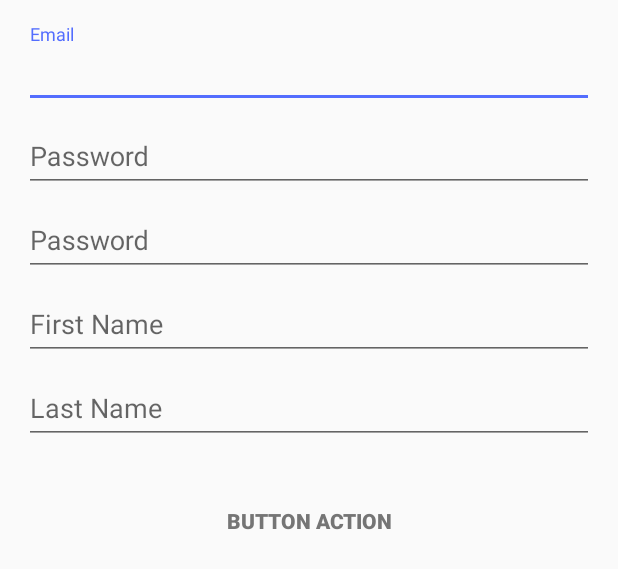
After one commit to konstantinosraptis91/business-card-wallet, an Android app: the layout fragment_user.xml on its own in the app's theme, with its tools: preview values and no code run, on a phone screen of 412 x 824 dp. The commit adds this screen. Shown: the top 569 px of the screen. Run offline under Robolectric (Android 15) with nearby library versions, the phone set to English and light mode, and no system bars.

Commit message:
Update User Implemented

```diff
--- a/app/src/main/java/gr/bcw/business_card_wallet/fragment/AddedBusinessCardsFragment.java
+++ b/app/src/main/java/gr/bcw/business_card_wallet/fragment/AddedBusinessCardsFragment.java
@@ -23,8 +23,6 @@ public class AddedBusinessCardsFragment extends Fragment {
         View view = inflater.inflate(R.layout.fragment_added_business_cards, container, false);
         ListView listView = (ListView) view.findViewById(R.id.addedBusinessCardsListView);
 
-
-
         // Inflate layout for this fragment
         return view;
     }
--- /dev/null
+++ b/app/src/main/res/layout/fragment_user.xml
@@ -0,0 +1,131 @@
+<?xml version="1.0" encoding="utf-8"?>
+<LinearLayout xmlns:android="http://schemas.android.com/apk/res/android"
+    android:layout_width="match_parent"
+    android:layout_height="match_parent"
+    android:gravity="center_horizontal"
+    android:orientation="vertical"
+    android:paddingBottom="@dimen/activity_vertical_margin"
+    android:paddingLeft="@dimen/activity_horizontal_margin"
+    android:paddingRight="@dimen/activity_horizontal_margin"
+    android:paddingTop="@dimen/activity_vertical_margin">
+
+    <ProgressBar
+        android:id="@+id/progress"
+        style="?android:attr/progressBarStyleLarge"
+        android:layout_width="wrap_content"
+        android:layout_height="wrap_content"
+        android:layout_marginBottom="8dp"
+        android:visibility="gone" />
+
+    <ScrollView
+        android:id="@+id/user_form"
+        android:layout_width="match_parent"
+        android:layout_height="match_parent"
+        >
+
+        <LinearLayout
+            android:layout_width="match_parent"
+            android:layout_height="wrap_content"
+            android:orientation="vertical"
+            android:gravity="center">
+
+            <android.support.design.widget.TextInputLayout
+                android:layout_width="match_parent"
+                android:layout_height="wrap_content">
+
+                <EditText
+                    android:id="@+id/email_editText"
+                    android:layout_width="match_parent"
+                    android:layout_height="wrap_content"
+                    android:hint="@string/prompt_email"
+                    android:inputType="textEmailAddress"
+                    android:maxLines="1"
+                    android:textColor="@color/colorPrimaryText" />
+
+            </android.support.design.widget.TextInputLayout>
+
+            <android.support.design.widget.TextInputLayout
+                android:layout_width="match_parent"
+                android:layout_height="wrap_content">
+
+                <EditText
+                    android:id="@+id/password_editText_1"
+                    android:layout_width="match_parent"
+                    android:layout_height="wrap_content"
+                    android:hint="@string/prompt_password"
+                    android:imeActionId="@+id/login"
+                    android:imeActionLabel="@string/action_sign_in_short"
+                    android:imeOptions="actionUnspecified"
+                    android:inputType="textPassword"
+                    android:maxLines="1"
+                    android:textColor="@color/colorPrimaryText" />
+
+            </android.support.design.widget.TextInputLayout>
+
+            <android.support.design.widget.TextInputLayout
+                android:layout_width="match_parent"
+                android:layout_height="wrap_content">
+
+                <EditText
+                    android:id="@+id/password_editText_2"
+                    android:layout_width="match_parent"
+                    android:layout_height="wrap_content"
+                    android:hint="@string/prompt_password"
+                    android:imeActionId="@+id/login"
+                    android:imeActionLabel="@string/action_sign_in_short"
+                    android:imeOptions="actionUnspecified"
+                    android:inputType="textPassword"
+                    android:maxLines="1"
+                    android:textColor="@color/colorPrimaryText" />
+
+            </android.support.design.widget.TextInputLayout>
+
+            <android.support.design.widget.TextInputLayout
+                android:layout_width="match_parent"
+                android:layout_height="wrap_content">
+
+                <EditText
+                    android:id="@+id/firstName_editText"
+                    android:layout_width="match_parent"
+                    android:layout_height="wrap_content"
+                    android:hint="@string/prompt_firstName"
+                    android:inputType="textEmailAddress"
+                    android:maxLines="1"
+                    android:textColor="@color/colorPrimaryText" />
+
+            </android.support.design.widget.TextInputLayout>
+
+
+            <android.support.design.widget.TextInputLayout
+                android:layout_width="match_parent"
+                android:layout_height="wrap_content">
+
+                <EditText
+                    android:id="@+id/lastName_editText"
+                    android:layout_width="match_parent"
+                    android:layout_height="wrap_content"
+                    android:hint="@string/prompt_lastName"
+                    android:inputType="textEmailAddress"
+                    android:maxLines="1"
+                    android:textColor="@color/colorPrimaryText" />
+
+            </android.support.design.widget.TextInputLayout>
+
+            <Button
+                android:id="@+id/button_action"
+                android:layout_width="wrap_content"
+                android:layout_height="wrap_content"
+                android:layout_margin="@dimen/logout_margin"
+                android:background="@android:color/transparent"
+                android:gravity="center"
+                android:paddingBottom="16dp"
+                android:paddingTop="16dp"
+                android:text="@string/button_action_text"
+                android:textColor="@color/colorSecondaryText"
+                android:textStyle="bold" />
+
+        </LinearLayout>
+
+    </ScrollView>
+
+</LinearLayout>
```
Also changed, not shown: app/src/main/java/gr/bcw/business_card_wallet/SettingsActivity.java (+22 -0 lines), app/src/main/java/gr/bcw/business_card_wallet/SignUpActivity.java (+10 -13 lines), app/src/main/java/gr/bcw/business_card_wallet/fragment/FragmentUpdateUser.java (added, +320 -0 lines), app/src/main/java/gr/bcw/business_card_wallet/fragment/SettingsFragmentOptions.java (+16 -2 lines), app/src/main/java/gr/bcw/business_card_wallet/storage/UserStorageHandler.java (+18 -2 lines), app/src/main/java/gr/bcw/business_card_wallet/webservice/UserWebServiceImpl.java (+42 -4 lines), app/src/main/res/layout/activity_settings.xml (+13 -9 lines), app/src/main/res/layout/fragment_settings_options.xml (+12 -5 lines), app/src/main/res/values/strings.xml (+14 -1 lines).
